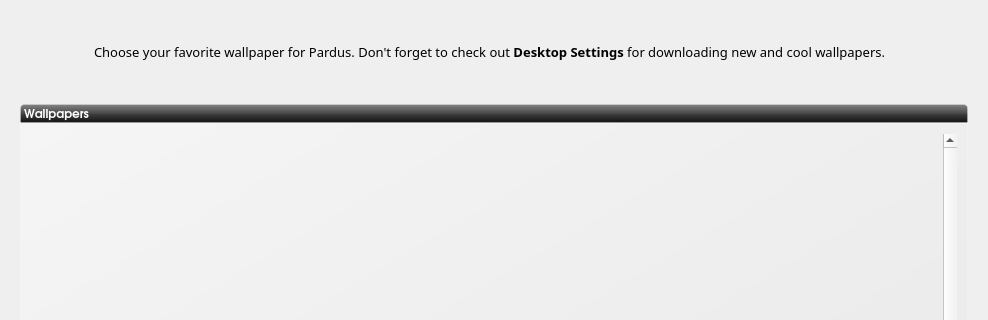
rshipp/kapudan, file ui/ui_scrWallpaper.ui: the form before one commit; both pictures show x 0 to 988 and y 0 to 320 of the 988 by 750 pixel window.
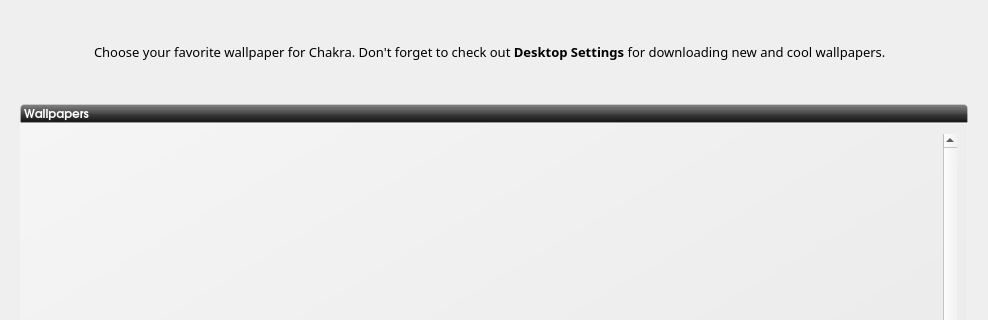
The form after the commit. Icons and pictures are not drawn.

Commit message: s/Pardus/Chakra/g

What changed in the file:
```diff
--- a/ui/ui_scrWallpaper.ui
+++ b/ui/ui_scrWallpaper.ui
@@ -63,7 +63,7 @@
       <string notr="true"/>
      </property>
      <property name="text">
-      <string>Choose your favorite wallpaper for Pardus. Don't forget to check out &lt;b&gt;Desktop Settings&lt;/b&gt; for downloading new and cool wallpapers.</string>
+      <string>Choose your favorite wallpaper for Chakra. Don't forget to check out &lt;b&gt;Desktop Settings&lt;/b&gt; for downloading new and cool wallpapers.</string>
      </property>
      <property name="wordWrap">
       <bool>true</bool>
```
The commit also changes 66 other files.
